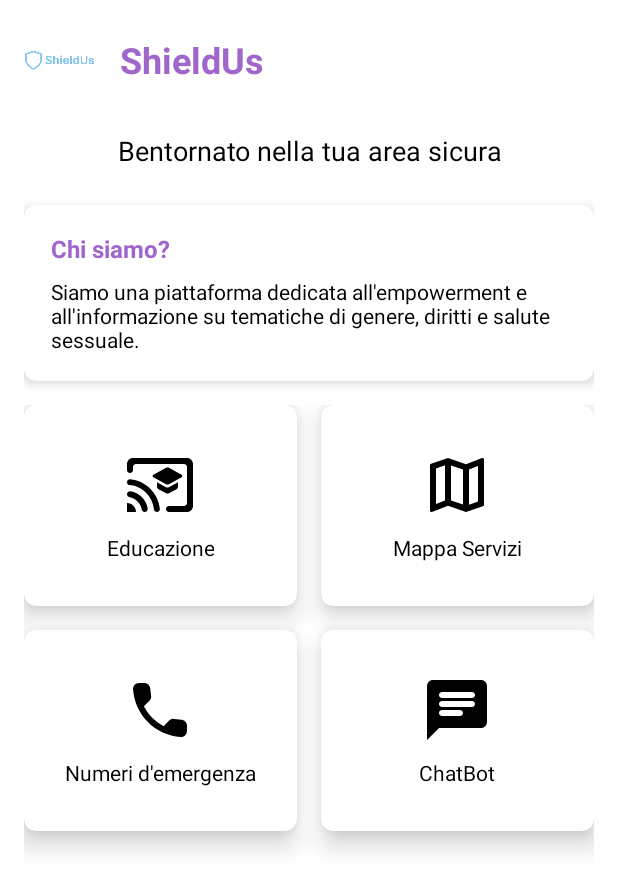
After one commit to Valeferr/shieldus-app, an Android app: the HomeActivity screen opened directly, with no data from a screen before it, on a phone screen of 412 x 824 dp. The commit adds this screen. Shown: the top 890 px of the screen. Run offline under Robolectric (Android 15) with nearby library versions, the phone set to English and light mode, and no system bars.

Commit message:
Added home page

```diff
--- /dev/null
+++ b/app/src/main/java/com/example/shieldus/activities/HomeActivity.java
@@ -0,0 +1,88 @@
+package com.example.shieldus.activities;
+
+import androidx.appcompat.app.AlertDialog;
+import androidx.appcompat.app.AppCompatActivity;
+import android.content.Intent;
+import android.os.Bundle;
+import android.view.View;
+import android.widget.AdapterView;
+import android.widget.GridView;
+
+import com.example.shieldus.models.HomeItem;
+import com.example.shieldus.R;
+import com.example.shieldus.adapters.HomeAdapter;
+
+import java.util.ArrayList;
+
+public class HomeActivity extends AppCompatActivity {
+
+    private GridView gridView;
+    private ArrayList<HomeItem> homeItems;
+    private HomeAdapter adapter;
+
+    private boolean isAnonymous;
+
+    @Override
+    protected void onCreate(Bundle savedInstanceState) {
+        super.onCreate(savedInstanceState);
+        setContentView(R.layout.activity_home);
+
+        isAnonymous = getIntent().getBooleanExtra("isAnonymous", false);
+        if (isAnonymous) {
+            showAnonymousReminder();
+        }
+
+        gridView = findViewById(R.id.gridView);
+        createHomeItems();
+
+        adapter = new HomeAdapter(this, homeItems);
+        gridView.setAdapter(adapter);
+        gridView.setOnItemClickListener(new AdapterView.OnItemClickListener() {
+            @Override
+            public void onItemClick(AdapterView<?> parent, View view, int position, long id) {
+                HomeItem selectedItem = homeItems.get(position);
+                navigateToSection(selectedItem.getTitle());
+            }
+        });
+    }
+
+    private void showAnonymousReminder() {
+        new AlertDialog.Builder(this)
+                .setTitle("Modalità anonima")
+                .setMessage("Ricorda: i tuoi progressi non verranno salvati in questa sessione.")
+                .setPositiveButton("Ho capito", null)
+                .setIcon(R.drawable.ic_info)
+                .show();
+    }
+
+    private void createHomeItems() {
+        homeItems = new ArrayList<>();
+        homeItems.add(new HomeItem("Educazione", R.drawable.ic_education));
+        homeItems.add(new HomeItem("Mappa Servizi", R.drawable.ic_map));
+        homeItems.add(new HomeItem("Numeri d'emergenza", R.drawable.ic_emergency));
+        homeItems.add(new HomeItem("ChatBot", R.drawable.ic_chat));
+    }
+
+    private void navigateToSection(String sectionTitle) {
+        Intent intent;
+
+        switch (sectionTitle) {
+            case "Educazione":
+                //intent = new Intent(this, EducationActivity.class);
+                break;
+            case "Mappa Servizi":
+               // intent = new Intent(this, MapActivity.class);
+                break;
+            case "Numeri d'emergenza":
+                //intent = new Intent(this, EmergencyActivity.class);
+                break;
+            case "Quiz":
+                //intent = new Intent(this, QuizActivity.class);
+                break;
+            default:
+                return;
+        }
+
+        //startActivity(intent);
+    }
+}
--- a/app/src/main/java/com/example/shieldus/LoginActivity.java
+++ b/app/src/main/java/com/example/shieldus/activities/LoginActivity.java
@@ -1,4 +1,4 @@
-package com.example.shieldus;
+package com.example.shieldus.activities;
 
 import android.content.Intent;
 import android.os.Bundle;
@@ -8,6 +8,7 @@ import android.widget.TextView;
 import androidx.appcompat.app.AlertDialog;
 import androidx.appcompat.app.AppCompatActivity;
 
+import com.example.shieldus.R;
 import com.google.android.material.textfield.TextInputEditText;
 
 public class LoginActivity extends AppCompatActivity {
@@ -32,28 +33,28 @@ public class LoginActivity extends AppCompatActivity {
         Button btnAnonymous = findViewById(R.id.btnAnonymous);
 
         // TODO: Inserire la logica di autenticazione
-//        btnLogin.setOnClickListener(v -> {
-//            Intent intent = new Intent(LoginActivity.this, HomeActivity.class);
-//            intent.putExtra("isAnonymous", false);
-//            startActivity(intent);
-//            finish();
-//        });
+        btnLogin.setOnClickListener(v -> {
+            Intent intent = new Intent(LoginActivity.this, HomeActivity.class);
+            intent.putExtra("isAnonymous", false);
+            startActivity(intent);
+            finish();
+        });
 
         btnAnonymous.setOnClickListener(v -> showAnonymousWarning());
     }
 
     private void showAnonymousWarning() {
-//        new AlertDialog.Builder(this)
-//                .setTitle("Accesso anonimo")
-//                .setMessage("Attenzione: in modalità anonima i tuoi progressi nei moduli non verranno salvati. Vuoi continuare?")
-//                .setPositiveButton("Continua", (dialog, which) -> {
-//                    Intent intent = new Intent(LoginActivity.this, HomeActivity.class);
-//                    intent.putExtra("isAnonymous", true);
-//                    startActivity(intent);
-//                    finish();
-//                })
-//                .setNegativeButton("Annulla", null)
-//                .setIcon(R.drawable.ic_warning)
-//                .show();
+        new AlertDialog.Builder(this)
+                .setTitle("Accesso anonimo")
+                .setMessage("Attenzione: in modalità anonima i tuoi progressi nei moduli non verranno salvati. Vuoi continuare?")
+                .setPositiveButton("Continua", (dialog, which) -> {
+                    Intent intent = new Intent(LoginActivity.this, HomeActivity.class);
+                    intent.putExtra("isAnonymous", true);
+                    startActivity(intent);
+                    finish();
+                })
+                .setNegativeButton("Annulla", null)
+                .setIcon(R.drawable.ic_warning)
+                .show();
     }
 }
--- a/app/src/main/java/com/example/shieldus/MainActivity.java
+++ b/app/src/main/java/com/example/shieldus/activities/MainActivity.java
@@ -1,4 +1,4 @@
-package com.example.shieldus;
+package com.example.shieldus.activities;
 
 import android.os.Bundle;
 
@@ -7,6 +7,8 @@ import androidx.appcompat.app.AppCompatActivity;
 import androidx.core.graphics.Insets;
 import androidx.core.view.ViewCompat;
 import androidx.core.view.WindowInsetsCompat;
+
+import com.example.shieldus.R;
 
 public class MainActivity extends AppCompatActivity {
 
--- a/app/src/main/java/com/example/shieldus/RegisterActivity.java
+++ b/app/src/main/java/com/example/shieldus/activities/RegisterActivity.java
@@ -1,4 +1,4 @@
-package com.example.shieldus;
+package com.example.shieldus.activities;
 
 import android.content.Intent;
 import android.os.Bundle;
@@ -11,6 +11,7 @@ import android.widget.Toast;
 import androidx.appcompat.app.AlertDialog;
 import androidx.appcompat.app.AppCompatActivity;
 
+import com.example.shieldus.R;
 import com.google.android.material.textfield.TextInputEditText;
 import com.google.android.material.textfield.TextInputLayout;
 
--- a/app/src/main/java/com/example/shieldus/WelcomeActivity.java
+++ b/app/src/main/java/com/example/shieldus/activities/WelcomeActivity.java
@@ -1,10 +1,12 @@
-package com.example.shieldus;
+package com.example.shieldus.activities;
 
 import android.content.Intent;
 import android.os.Bundle;
 import android.os.Handler;
 
 import androidx.appcompat.app.AppCompatActivity;
+
+import com.example.shieldus.R;
 
 public class WelcomeActivity extends AppCompatActivity {
 
--- /dev/null
+++ b/app/src/main/java/com/example/shieldus/adapters/HomeAdapter.java
@@ -0,0 +1,56 @@
+package com.example.shieldus.adapters;
+
+import android.content.Context;
+import android.view.LayoutInflater;
+import android.view.View;
+import android.view.ViewGroup;
+import android.widget.BaseAdapter;
+import android.widget.ImageView;
+import android.widget.TextView;
+
+import com.example.shieldus.models.HomeItem;
+import com.example.shieldus.R;
+
+import java.util.ArrayList;
+
+public class HomeAdapter extends BaseAdapter {
+    private Context context;
+    private ArrayList<HomeItem> homeItems;
+
+    public HomeAdapter(Context context, ArrayList<HomeItem> homeItems) {
+        this.context = context;
+        this.homeItems = homeItems;
+    }
+
+    @Override
+    public int getCount() {
+        return homeItems.size();
+    }
+
+    @Override
+    public Object getItem(int position) {
+        return homeItems.get(position);
+    }
+
+    @Override
+    public long getItemId(int position) {
+        return position;
+    }
+
+    @Override
+    public View getView(int position, View convertView, ViewGroup parent) {
+        if (convertView == null) {
+            convertView = LayoutInflater.from(context).inflate(R.layout.item_home, parent, false);
+        }
+
+        HomeItem currentItem = homeItems.get(position);
+
+        ImageView icon = convertView.findViewById(R.id.itemIcon);
+        TextView title = convertView.findViewById(R.id.itemTitle);
+
+        icon.setImageResource(currentItem.getIconResId());
+        title.setText(currentItem.getTitle());
+
+        return convertView;
+    }
+}
--- /dev/null
+++ b/app/src/main/java/com/example/shieldus/models/HomeItem.java
@@ -0,0 +1,19 @@
+package com.example.shieldus.models;
+
+public class HomeItem {
+    private String title;
+    private int iconResId;
+
+    public HomeItem(String title, int iconResId) {
+        this.title = title;
+        this.iconResId = iconResId;
+    }
+
+    public String getTitle() {
+        return title;
+    }
+
+    public int getIconResId() {
+        return iconResId;
+    }
+}
--- /dev/null
+++ b/app/src/main/res/layout/activity_home.xml
@@ -0,0 +1,89 @@
+<?xml version="1.0" encoding="utf-8"?>
+<LinearLayout xmlns:android="http://schemas.android.com/apk/res/android"
+    xmlns:app="http://schemas.android.com/apk/res-auto"
+    xmlns:tools="http://schemas.android.com/tools"
+    android:layout_width="match_parent"
+    android:layout_height="match_parent"
+    android:orientation="vertical"
+    android:background="@color/white"
+    android:padding="16dp"
+    tools:context=".activities.HomeActivity">
+
+    <LinearLayout
+        android:layout_width="match_parent"
+        android:layout_height="wrap_content"
+        android:orientation="horizontal"
+        android:gravity="center_vertical"
+        android:layout_marginBottom="24dp">
+
+        <ImageView
+            android:id="@+id/logo"
+            android:layout_width="48dp"
+            android:layout_height="48dp"
+            android:src="@drawable/ic_shieldus_logo" />
+
+        <TextView
+            android:layout_width="wrap_content"
+            android:layout_height="wrap_content"
+            android:text="ShieldUs"
+            android:textSize="24sp"
+            android:textColor="@color/primary_purple"
+            android:textStyle="bold"
+            android:layout_marginStart="16dp"/>
+    </LinearLayout>
+
+    <TextView
+        android:layout_width="match_parent"
+        android:layout_height="wrap_content"
+        android:text="Bentornato nella tua area sicura"
+        android:textSize="18sp"
+        android:gravity="center"
+        android:textColor="@color/black"
+        android:layout_marginBottom="24dp"/>
+
+    <androidx.cardview.widget.CardView
+        android:layout_width="match_parent"
+        android:layout_height="wrap_content"
+        android:layout_marginBottom="16dp"
+        app:cardCornerRadius="8dp"
+        app:cardElevation="4dp">
+
+        <LinearLayout
+            android:layout_width="match_parent"
+            android:layout_height="wrap_content"
+            android:orientation="vertical"
+            android:padding="16dp"
+            android:layout_margin="2dp"
+            android:background="@color/white"
+            android:paddingLeft="5px"
+            android:paddingRight="5px">
+
+            <TextView
+                android:layout_width="match_parent"
+                android:layout_height="wrap_content"
+                android:text="Chi siamo?"
+                android:textSize="16sp"
+                android:textStyle="bold"
+                android:textColor="@color/primary_purple"
+                android:layout_marginBottom="8dp"/>
+
+            <TextView
+                android:layout_width="match_parent"
+                android:layout_height="wrap_content"
+                android:text="Siamo una piattaforma dedicata all'empowerment e all'informazione su tematiche di genere, diritti e salute sessuale."
+                android:textSize="14sp"
+                android:textColor="@color/black"/>
+        </LinearLayout>
+    </androidx.cardview.widget.CardView>
+
+    <GridView
+        android:id="@+id/gridView"
+        android:layout_width="match_parent"
+        android:layout_height="0dp"
+        android:layout_weight="1"
+        android:numColumns="2"
+        android:verticalSpacing="16dp"
+        android:horizontalSpacing="16dp"
+        android:stretchMode="columnWidth"/>
+
+</LinearLayout>
--- a/app/src/main/res/layout/activity_main.xml
+++ b/app/src/main/res/layout/activity_main.xml
@@ -5,7 +5,7 @@
     android:id="@+id/main"
     android:layout_width="match_parent"
     android:layout_height="match_parent"
-    tools:context=".MainActivity">
+    tools:context=".activities.MainActivity">
 
     <TextView
         android:layout_width="wrap_content"
--- a/app/src/main/res/layout/item_home.xml
+++ b/app/src/main/res/layout/item_home.xml
@@ -4,15 +4,16 @@
     android:layout_width="match_parent"
     android:layout_height="wrap_content"
     app:cardCornerRadius="8dp"
-    app:cardElevation="4dp">
+    app:cardElevation="10dp">
 
     <LinearLayout
         android:layout_width="match_parent"
-        android:layout_height="150dp"
+        android:layout_height="130dp"
         android:orientation="vertical"
         android:gravity="center"
         android:padding="16dp"
-        android:background="@color/white">
+        android:background="@color/white"
+        android:layout_margin="2dp">
 
         <ImageView
             android:id="@+id/itemIcon"
```
Also changed, not shown: app/src/main/AndroidManifest.xml (+4 -3 lines).
